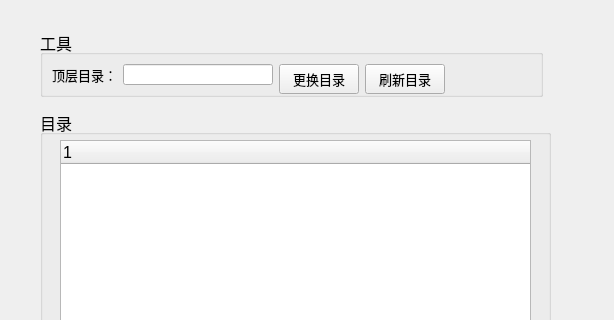
The window that forms/form_folder.ui (FrancisOWO/NetSyncDisk) describes before a commit, drawn with Qt 5; both pictures show x 0 to 614 and y 0 to 320 of the 614 by 727 pixel window.
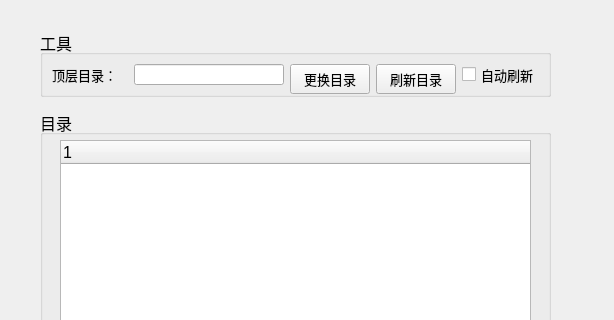
The same window after the commit.

Commit message: 目录动态刷新

```diff
--- a/forms/form_folder.ui
+++ b/forms/form_folder.ui
@@ -51,7 +51,7 @@
     <rect>
      <x>40</x>
      <y>30</y>
-     <width>503</width>
+     <width>511</width>
      <height>67</height>
     </rect>
    </property>
@@ -138,17 +138,16 @@
      </widget>
     </item>
     <item row="0" column="3">
-     <spacer name="horizontalSpacer">
-      <property name="orientation">
-       <enum>Qt::Horizontal</enum>
+     <widget class="QCheckBox" name="chkAutoUpd">
+      <property name="font">
+       <font>
+        <pointsize>10</pointsize>
+       </font>
       </property>
-      <property name="sizeHint" stdset="0">
-       <size>
-        <width>78</width>
-        <height>20</height>
-       </size>
+      <property name="text">
+       <string>自动刷新</string>
       </property>
-     </spacer>
+     </widget>
     </item>
    </layout>
   </widget>
```
The commit also changes 3 other files.
